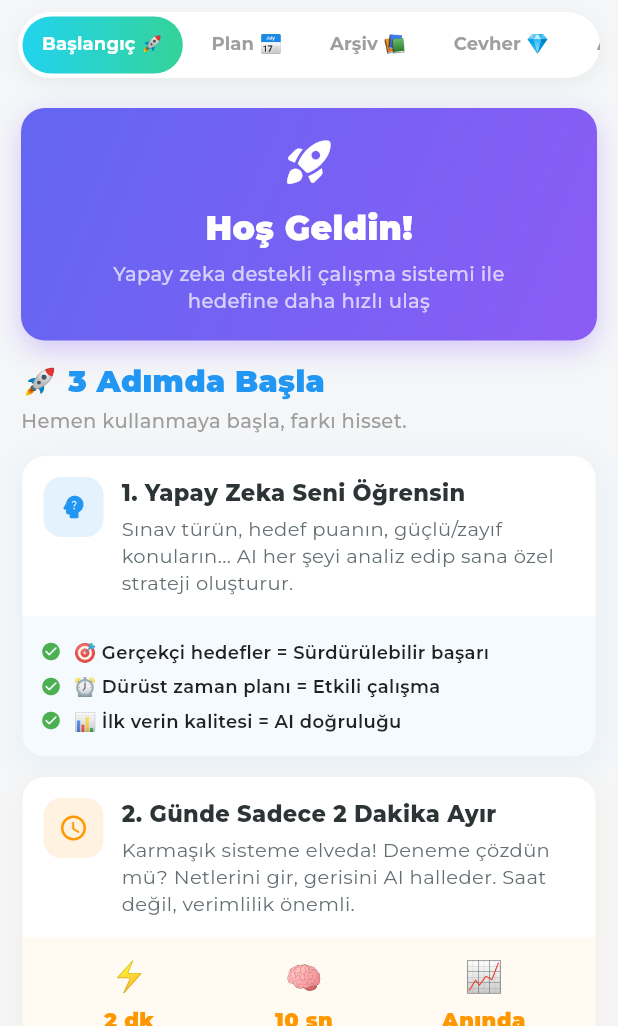
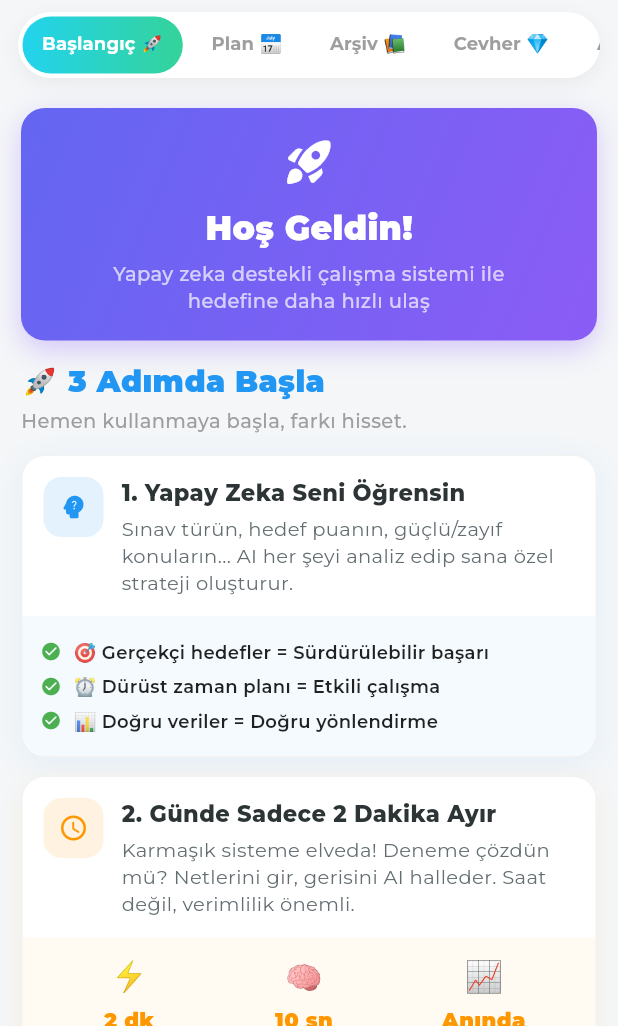
Before and after one commit to bakituncher/bilgee, a Flutter app: the UserGuideScreen screen opened by its route, on a phone screen of 412 x 824 dp, the part 210-1236 px from its top. Run offline on Flutter 3.47's test engine with Material 3 defaults, Android fonts, the phone set to English and light mode, and no system bars; drawn by our look-alikes of flutter_animate; our stand-ins replace cached_network_image, cloud_firestore, cloud_functions, confetti, connectivity_plus, equatable and 25 more; missing offline and left inert: firebase_app_check, flutter_math_fork, markdown, purchases_flutter; accounts and stored records are empty; generated files the repository leaves out were written again; network calls fail.

Commit message:
Metin güncellemeleri yapıldı; kullanıcı arayüzündeki açıklamalar ve ipuçları düzeltildi.

```diff
--- a/lib/features/home/screens/library_screen.dart
+++ b/lib/features/home/screens/library_screen.dart
@@ -315,7 +315,7 @@ class _LibraryScreenState extends ConsumerState<LibraryScreen> {
 
                 // Açıklama
                 Text(
-                  'Her deneme, gelecekteki başarın için bir kanıtıdır. İlk kaydını ekleyerek yolculuğuna başla ve gelişimini takip et.',
+                  'Her deneme, gelecekteki başarının bir kanıtıdır. İlk kaydını ekleyerek yolculuğuna başla ve gelişimini takip et.',
                   textAlign: TextAlign.center,
                   style: textTheme.bodyMedium?.copyWith(
                     color: Theme.of(context).colorScheme.onSurfaceVariant,
--- a/lib/features/home/screens/user_guide_screen.dart
+++ b/lib/features/home/screens/user_guide_screen.dart
@@ -429,7 +429,7 @@ class _UserGuideScreenState extends State<UserGuideScreen> with SingleTickerProv
             children: [
               _buildTipRow('🎯 Gerçekçi hedefler = Sürdürülebilir başarı', isDark),
               _buildTipRow('⏰ Dürüst zaman planı = Etkili çalışma', isDark),
-              _buildTipRow('📊 İlk verin kalitesi = AI doğruluğu', isDark),
+              _buildTipRow('📊 Doğru veriler = Doğru yönlendirme', isDark),
             ],
           ),
         ),
@@ -1086,7 +1086,7 @@ class _UserGuideScreenState extends State<UserGuideScreen> with SingleTickerProv
               SizedBox(width: 12),
               Expanded(
                 child: Text(
-                  '🎊 Çalışmak hiç bu kadar eğlenceli olmamıştı!\nOyun oyna gibi başarıya ulaş.',
+                  '🎊 Çalışmak hiç bu kadar eğlenceli olmamıştı!\nOyun oynar gibi başarıya ulaş.',
                   style: TextStyle(
                     fontSize: 12,
                     fontWeight: FontWeight.bold,
```
